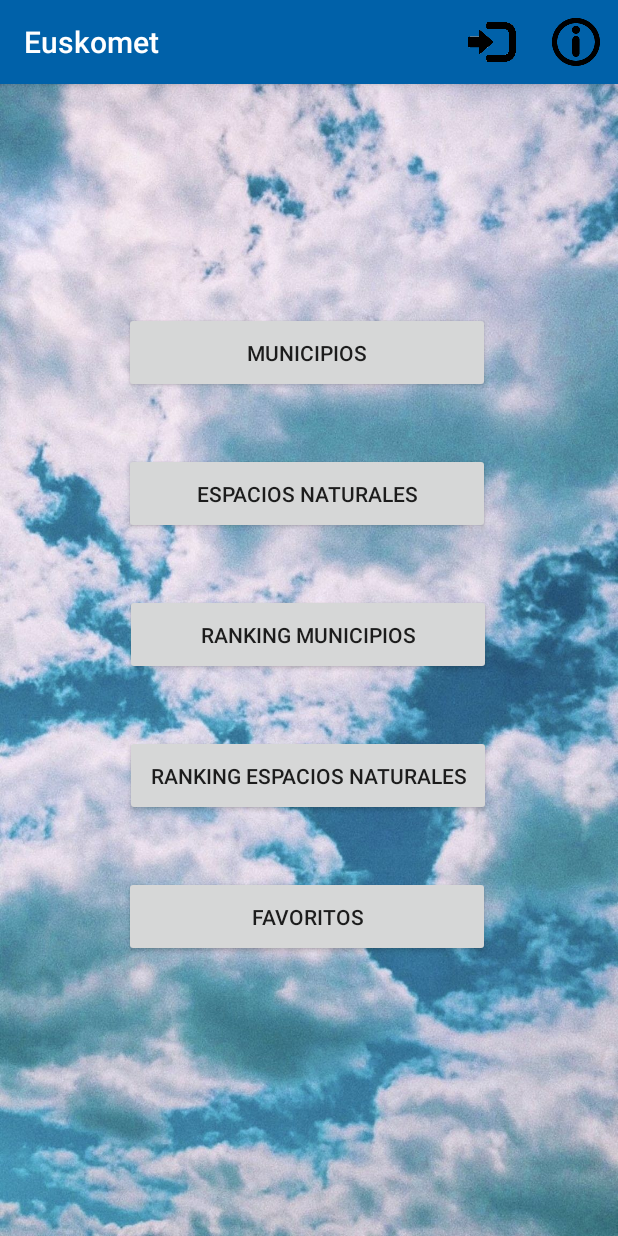
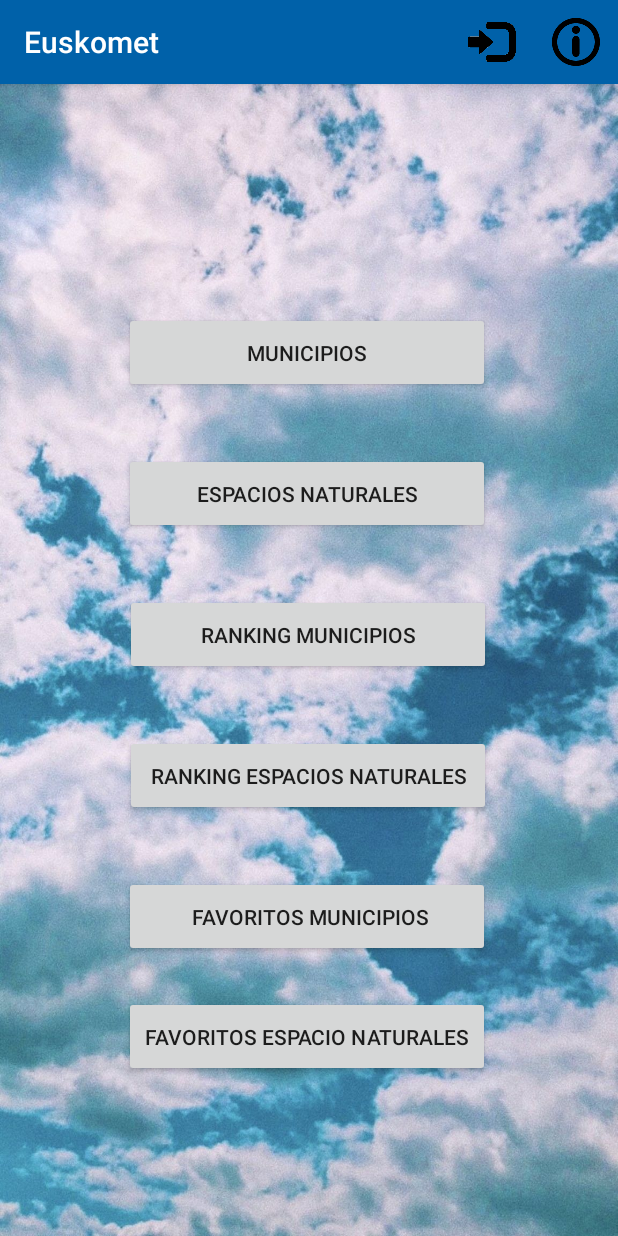
Before and after one commit to MichelleSiranaula/AndroidEthazi, an Android app: the menuprincipal screen opened directly, with no data from a screen before it, on a phone screen of 412 x 824 dp. Run offline under Robolectric (Android 15) with nearby library versions, the phone set to English and light mode, and no system bars.

Commit message:
Para michelle favenaturales

```diff
--- a/Euskomet/app/src/main/res/layout/activity_menuprincipal.xml
+++ b/Euskomet/app/src/main/res/layout/activity_menuprincipal.xml
@@ -6,6 +6,17 @@
     android:layout_height="match_parent"
     android:background="@mipmap/nubefondo"
     tools:context=".menuprincipal">
+
+    <Button
+        android:id="@+id/idbtnFavsENaturales"
+        android:layout_width="244dp"
+        android:layout_height="54dp"
+        android:layout_marginTop="120dp"
+        android:text="Favoritos Espacio Naturales"
+        app:layout_constraintEnd_toEndOf="parent"
+        app:layout_constraintHorizontal_bias="0.491"
+        app:layout_constraintStart_toStartOf="parent"
+        app:layout_constraintTop_toBottomOf="@+id/idbtnRankingEN" />
 
     <Button
         android:id="@+id/idbtnRankingEN"
@@ -43,11 +54,11 @@
         app:layout_constraintTop_toBottomOf="@+id/idbtnMunicipios" />
 
     <Button
-        android:id="@+id/idbtnFavs"
+        android:id="@+id/idbtnFavsMuni"
         android:layout_width="244dp"
         android:layout_height="54dp"
         android:layout_marginTop="40dp"
-        android:text="Favoritos"
+        android:text=" Favoritos Municipios"
         app:layout_constraintEnd_toEndOf="parent"
         app:layout_constraintHorizontal_bias="0.491"
         app:layout_constraintStart_toStartOf="parent"
```
